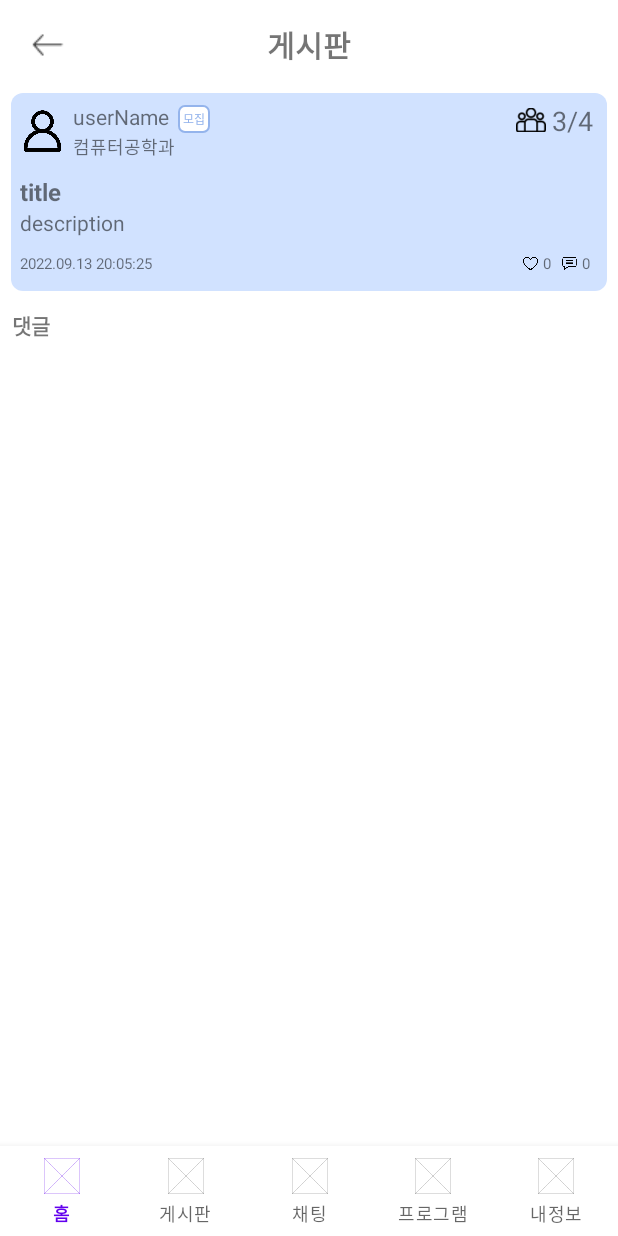
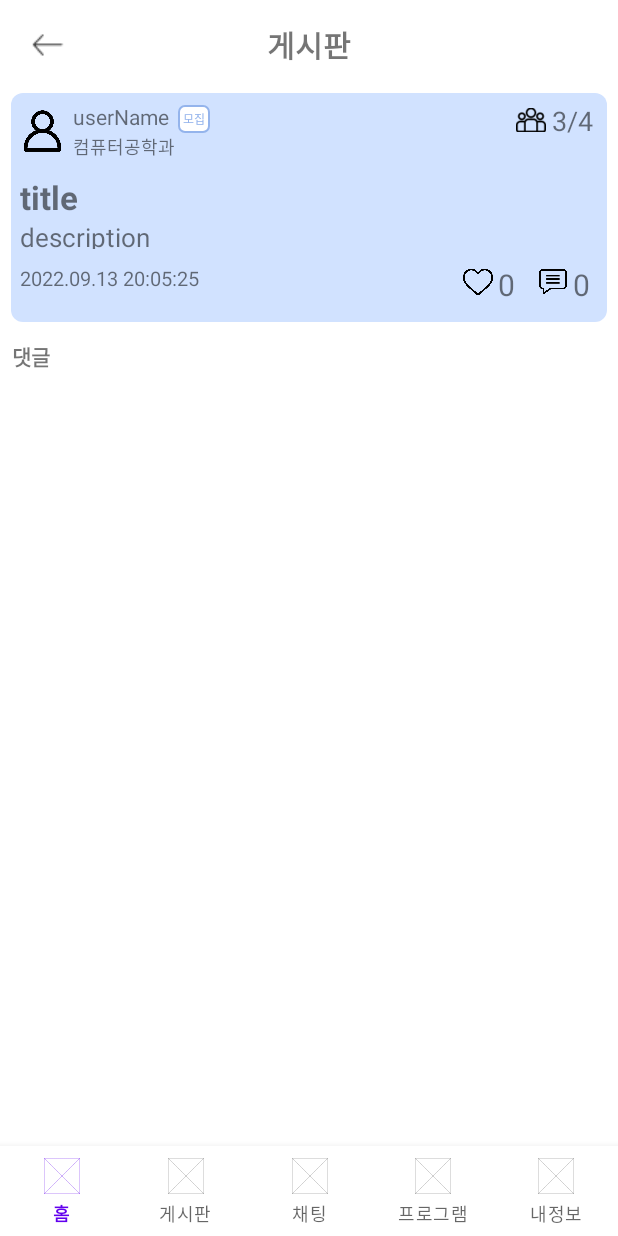
Before and after one commit to ahnsugyeong/Sejong-Android, an Android app: the fragment BoardDetailFragment placed in its activity, on a phone screen of 412 x 824 dp. Run offline under Robolectric (Android 15) with nearby library versions, the phone set to English and light mode, and no system bars; our stand-ins replace Firebase (no records; nobody signed in at launch, a user with empty details on screens opened directly); network calls fail; pictures from the network do not load; 2 statements that could not run were skipped.

Commit message:
board: favorite event

```diff
--- a/app/src/main/java/com/example/a22_2_sejong_project/DTO/BoardContentDTO.kt
+++ b/app/src/main/java/com/example/a22_2_sejong_project/DTO/BoardContentDTO.kt
@@ -11,7 +11,7 @@ data class BoardContentDTO(
     var commentCount: Int = 0,
     var currentHeadCount: Int = 1, // 현재 모집된 인원
     var totalHeadCount: Int? = null,   // 총 모집할 인원
-    var favorites: MutableMap<String, Boolean> = HashMap(),
+    var favorites: MutableMap<String, Boolean> = HashMap(), // 좋아요 누른 사람
     var contentType: Int = 1,  // 참여 or 모집,
     var userId: String? = null,
     var contentId: String? = null,
--- a/app/src/main/res/layout/fragment_board_detail.xml
+++ b/app/src/main/res/layout/fragment_board_detail.xml
@@ -7,6 +7,7 @@
     android:layout_height="match_parent"
     android:orientation="vertical"
     tools:context=".utils.BoardDetailFragment">
+
     <RelativeLayout
         android:id="@+id/board_detail_top_layout"
         android:layout_width="match_parent"
@@ -28,6 +29,7 @@
             android:textSize="20sp"
             android:textStyle="bold" />
     </RelativeLayout>
+
     <LinearLayout
         android:layout_width="match_parent"
         android:layout_height="wrap_content"
@@ -144,7 +146,7 @@
                 android:layout_width="match_parent"
                 android:layout_height="wrap_content"
                 android:text="title"
-                android:textSize="16dp"
+                android:textSize="22dp"
                 android:textStyle="bold" />
 
             <TextView
@@ -152,7 +154,7 @@
                 android:layout_width="match_parent"
                 android:layout_height="20dp"
                 android:text="description"
-                android:textSize="14dp" />
+                android:textSize="17dp" />
 
             <LinearLayout
                 android:layout_width="match_parent"
@@ -167,7 +169,7 @@
                     android:layout_height="wrap_content"
                     android:layout_gravity="left"
                     android:text="2022.09.13 20:05:25"
-                    android:textSize="10dp" />
+                    android:textSize="13dp" />
 
                 <View
                     android:layout_width="0dp"
@@ -180,11 +182,19 @@
                     android:layout_gravity="right"
                     android:layout_marginRight="5dp">
 
+                    <LinearLayout
+                        android:layout_width="wrap_content"
+                        android:layout_height="wrap_content"
+                        android:orientation="horizontal"
+                        android:id="@+id/board_detail_heart"
+                        >
+
                         <ImageView
-                        android:layout_width="10dp"
-                        android:layout_height="10dp"
+                            android:id="@+id/board_detail_heartImg"
+                            android:layout_width="20dp"
+                            android:layout_height="20dp"
                             android:layout_marginTop="2dp"
-                        android:src="@drawable/heart" />
+                            android:src="@drawable/heart_off" />
 
                         <TextView
                             android:id="@+id/board_detail_heartNum"
@@ -192,12 +202,13 @@
                             android:layout_height="wrap_content"
                             android:layout_marginLeft="3dp"
                             android:text="0"
-                        android:textSize="10dp" />
+                            android:textSize="20dp" />
+                    </LinearLayout>
 
                     <ImageView
-                        android:layout_width="10dp"
-                        android:layout_height="10dp"
-                        android:layout_marginLeft="7dp"
+                        android:layout_width="20dp"
+                        android:layout_height="20dp"
+                        android:layout_marginLeft="15dp"
                         android:layout_marginTop="2dp"
                         android:src="@drawable/comment" />
 
@@ -207,7 +218,7 @@
                         android:layout_height="wrap_content"
                         android:layout_marginLeft="3dp"
                         android:text="0"
-                        android:textSize="10dp" />
+                        android:textSize="20dp" />
                 </LinearLayout>
             </LinearLayout>
         </LinearLayout>
--- a/app/src/main/res/layout/item_board_main.xml
+++ b/app/src/main/res/layout/item_board_main.xml
@@ -121,7 +121,7 @@
                 <ImageView
                     android:layout_width="10dp"
                     android:layout_height="10dp"
-                    android:src="@drawable/heart" />
+                    android:src="@drawable/heart_off" />
 
                 <TextView
                     android:id="@+id/item_board_main_heartNum"
```
Also changed, not shown: app/src/main/java/com/example/a22_2_sejong_project/utils/BoardDetailFragment.kt (+30 -0 lines), app/src/main/res/drawable-v24/heart_off.png (renamed from app/src/main/res/drawable-v24/heart.png), app/src/main/res/drawable/heart_on.png (added). Lines whose indentation alone changed are shown as unchanged.
